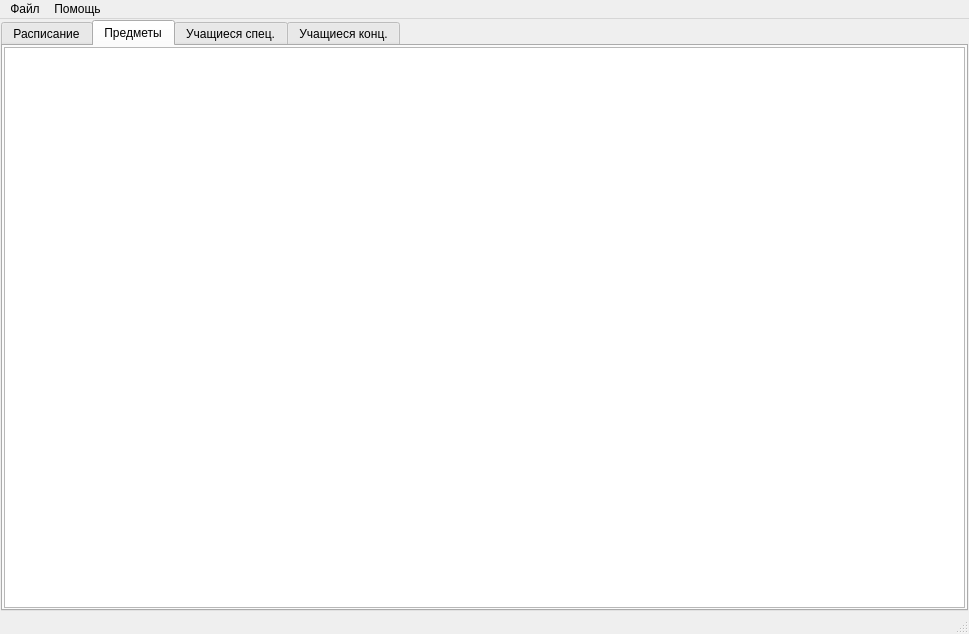
First picture: the form in mainwindow.ui, repository Intueor/PPK, before the edit.
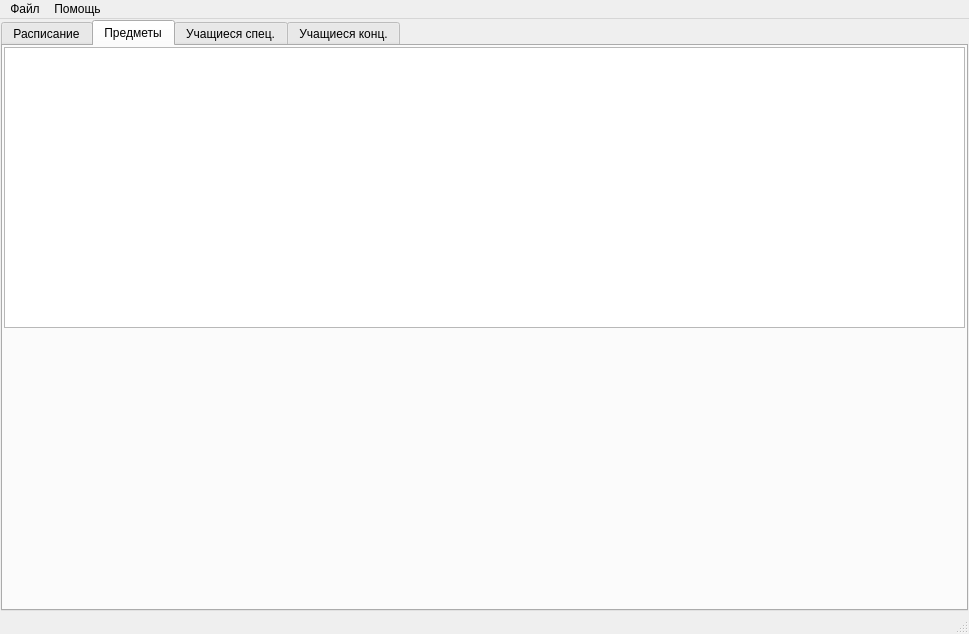
Second picture: the form after the edit. The open tabs and pages were chosen to show the change. Icons and pictures are not drawn. Custom widgets are drawn as their Qt base class.

Patch:
```diff
--- a/mainwindow.ui
+++ b/mainwindow.ui
@@ -654,7 +654,7 @@
        <attribute name="title">
         <string>Предметы</string>
        </attribute>
-       <layout class="QHBoxLayout" name="horizontalLayout_2">
+       <layout class="QVBoxLayout" name="verticalLayout_12">
         <property name="spacing">
          <number>1</number>
         </property>
@@ -677,6 +677,19 @@
           </property>
          </widget>
         </item>
+        <item>
+         <spacer name="verticalSpacer_3">
+          <property name="orientation">
+           <enum>Qt::Vertical</enum>
+          </property>
+          <property name="sizeHint" stdset="0">
+           <size>
+            <width>20</width>
+            <height>40</height>
+           </size>
+          </property>
+         </spacer>
+        </item>
        </layout>
       </widget>
       <widget class="QWidget" name="tabContSpec">
```
Left out of the diff: 36 changed lines with no effect on the pictures.
